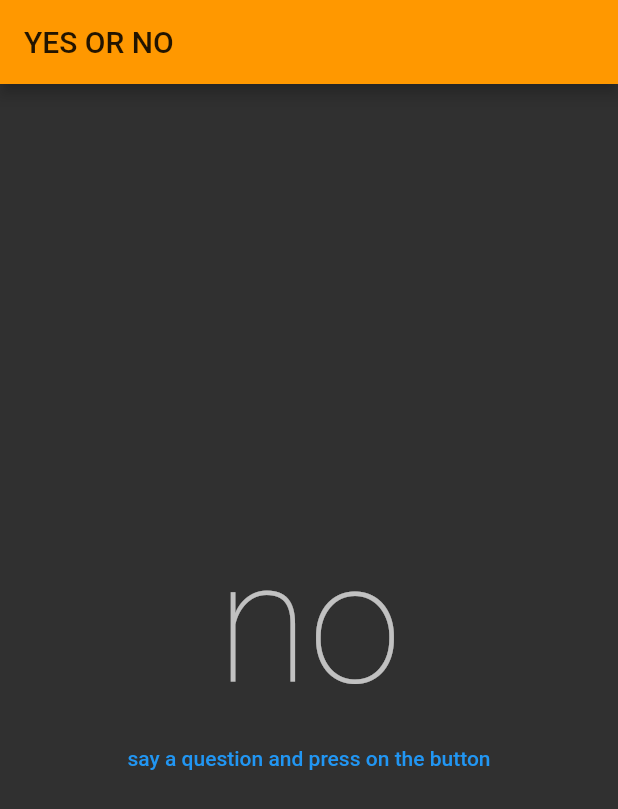
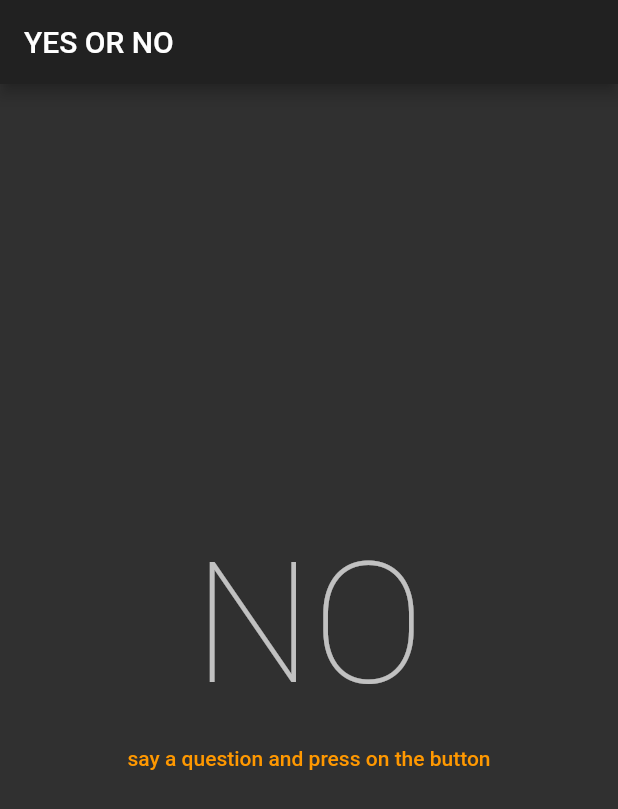
Before and after one commit to ZeSergey/yes_or_no, a Flutter app: the screen it shows after launch, after a tap on "say a question and press on the button", on a phone screen of 412 x 824 dp. Shown: the top 809 px of the screen. Run offline on Flutter 3.47's test engine with Material 2 defaults, Android fonts, the phone set to English and light mode, and no system bars.

Commit message:
start ui

```diff
--- a/lib/main.dart
+++ b/lib/main.dart
@@ -1,3 +1,5 @@
+import 'dart:async';
+
 import 'package:flutter/material.dart';
 import 'dart:math';
 
@@ -13,8 +15,8 @@ class MyApp extends StatelessWidget {
       title: 'Flutter Demo',
       theme: ThemeData(
         brightness: Brightness.dark,
-        primarySwatch: Colors.blue,
-        primaryColor: Colors.orange,
+        primarySwatch: Colors.orange,
+        // primaryColor: Colors.orange,
       ),
       home: MyHomePage(),
     );
@@ -30,13 +32,40 @@ class MyHomePage extends StatefulWidget {
 
 class _MyHomePageState extends State<MyHomePage> {
   int? randomNumber;
+  String animatText = 'YES';
+
+  double _counterProgress = 0;
+  bool _progressDone = true;
 
   void getRandomNumber() {
+    _counterProgress = 0;
+    _progressDone = false;
+    aminationText();
     Random rnd = Random();
     setState(() {
-      randomNumber = rnd.nextInt(10);
+      randomNumber = rnd.nextInt(2);
+      print(randomNumber);
     });
-    // print(rnd.nextInt(100));
+  }
+
+  void aminationText() {
+    Timer.periodic(Duration(milliseconds: 100), (Timer t) {
+      if (_counterProgress.toStringAsFixed(1) == '1.0') {
+        t.cancel();
+        setState(() {
+          _progressDone = true;
+        });
+        return;
+      }
+      setState(() {
+        if (animatText == 'YES') {
+          animatText = 'NO';
+        } else {
+          animatText = 'YES';
+        }
+      });
+      _counterProgress += 0.1;
+    });
   }
 
   @override
@@ -49,16 +78,26 @@ class _MyHomePageState extends State<MyHomePage> {
         child: Column(
           mainAxisAlignment: MainAxisAlignment.center,
           children: <Widget>[
-            randomNumber != null
+            _progressDone
+                ? Container()
+                : Text(
+                    animatText,
+                    style: Theme.of(context).textTheme.headline1,
+                  ),
+            randomNumber != null && _progressDone == true
                 ? Text(
-                    randomNumber! < 5 ? 'no' : 'yes',
+                    randomNumber! < 1 ? 'NO' : 'YES',
                     style: Theme.of(context).textTheme.headline1,
                   )
                 : Container(),
-            TextButton(
-              onPressed: () => getRandomNumber(),
-              child: Text('say a question and press on the button'),
-            ),
+            _progressDone
+                ? TextButton(
+                    onPressed: () => getRandomNumber(),
+                    child: Text('say a question and press on the button'),
+                  )
+                : Container(
+                    height: 50,
+                  ),
           ],
         ),
       ),
```
